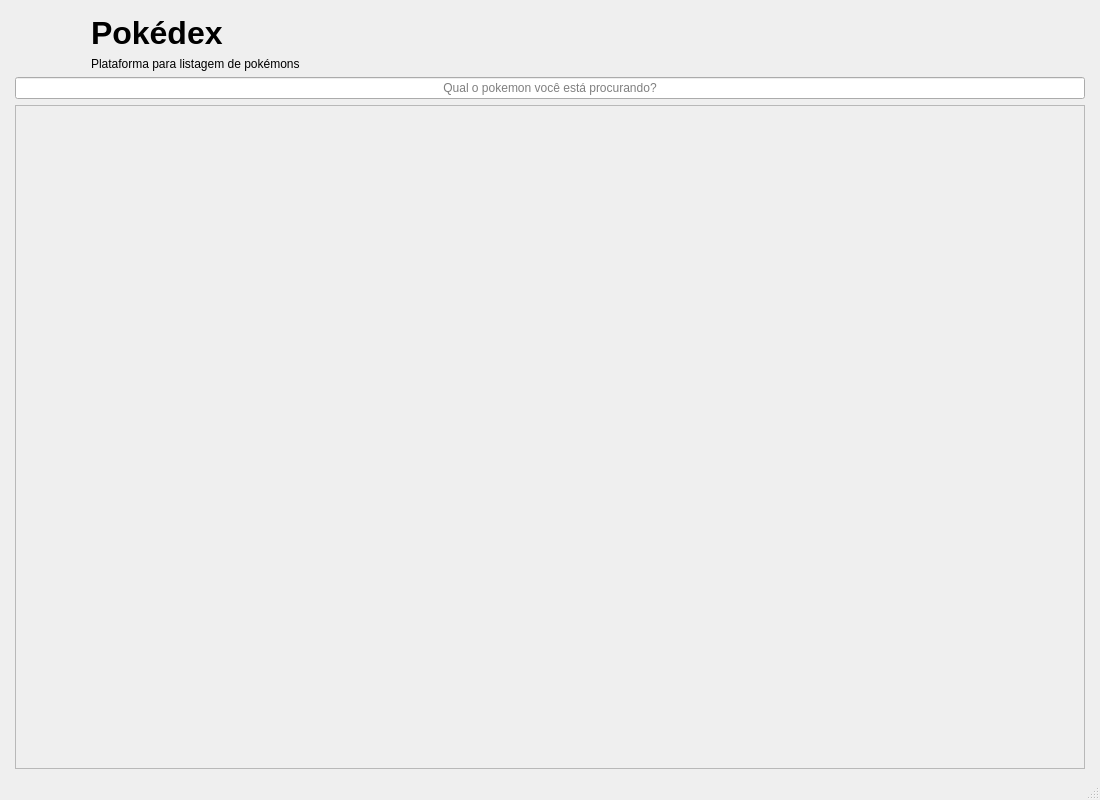
ozzysp/pokedex, file view/main_window.ui: the form before one commit.
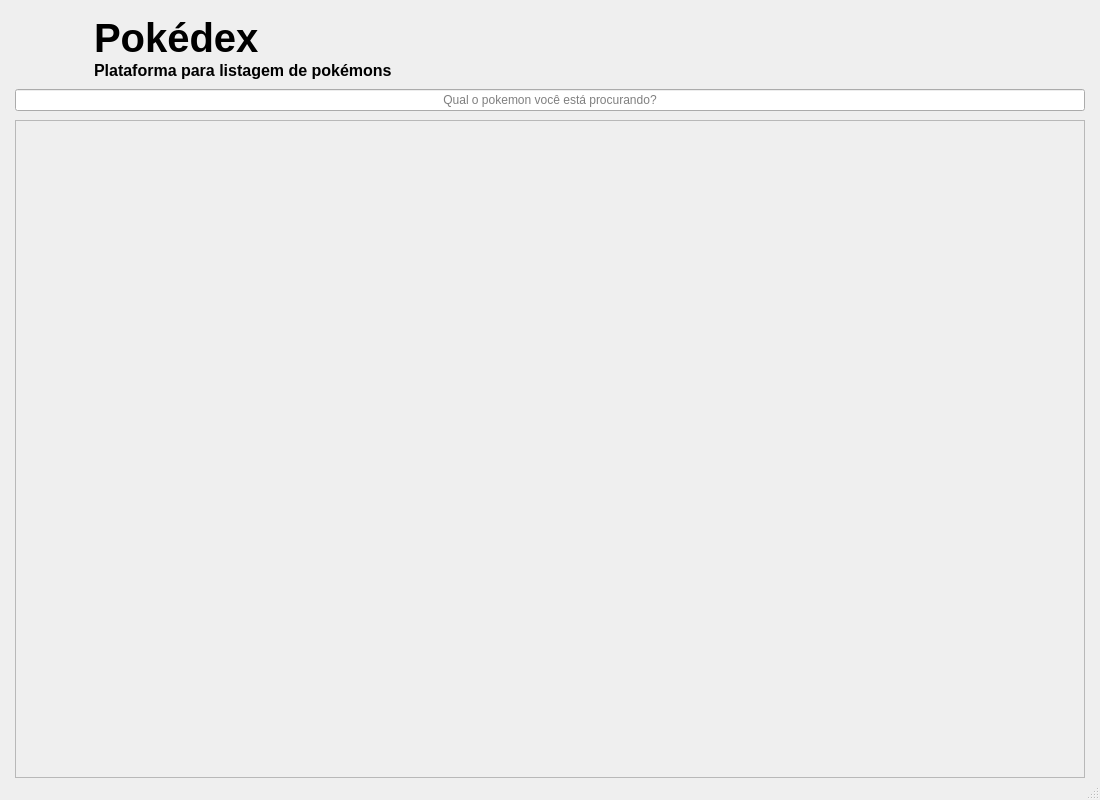
The form after the commit. Icons and pictures are not drawn.

Commit message: httpx e  ajustes  GUI

```diff
--- a/view/main_window.ui
+++ b/view/main_window.ui
@@ -27,6 +27,9 @@
   </property>
   <widget class="QWidget" name="centralwidget">
    <layout class="QVBoxLayout" name="verticalLayout_3">
+    <property name="spacing">
+     <number>9</number>
+    </property>
     <property name="leftMargin">
      <number>15</number>
     </property>
@@ -37,7 +40,7 @@
      <number>15</number>
     </property>
     <property name="bottomMargin">
-     <number>9</number>
+     <number>0</number>
     </property>
     <item>
      <layout class="QHBoxLayout" name="horizontalLayout">
@@ -62,11 +65,14 @@
       </item>
       <item>
        <layout class="QVBoxLayout" name="verticalLayout">
+        <property name="spacing">
+         <number>0</number>
+        </property>
         <item>
          <widget class="QLabel" name="label">
           <property name="font">
            <font>
-            <pointsize>24</pointsize>
+            <pointsize>30</pointsize>
             <bold>true</bold>
            </font>
           </property>
@@ -89,6 +95,13 @@
         </item>
         <item>
          <widget class="QLabel" name="label_3">
+          <property name="font">
+           <font>
+            <pointsize>12</pointsize>
+            <italic>false</italic>
+            <bold>true</bold>
+           </font>
+          </property>
           <property name="text">
            <string>Plataforma para listagem de pokémons</string>
           </property>
@@ -122,6 +135,9 @@
     </item>
     <item>
      <widget class="QScrollArea" name="scrollArea">
+      <property name="verticalScrollBarPolicy">
+       <enum>Qt::ScrollBarAsNeeded</enum>
+      </property>
       <property name="widgetResizable">
        <bool>true</bool>
       </property>
```
The commit also changes 7 other files.
